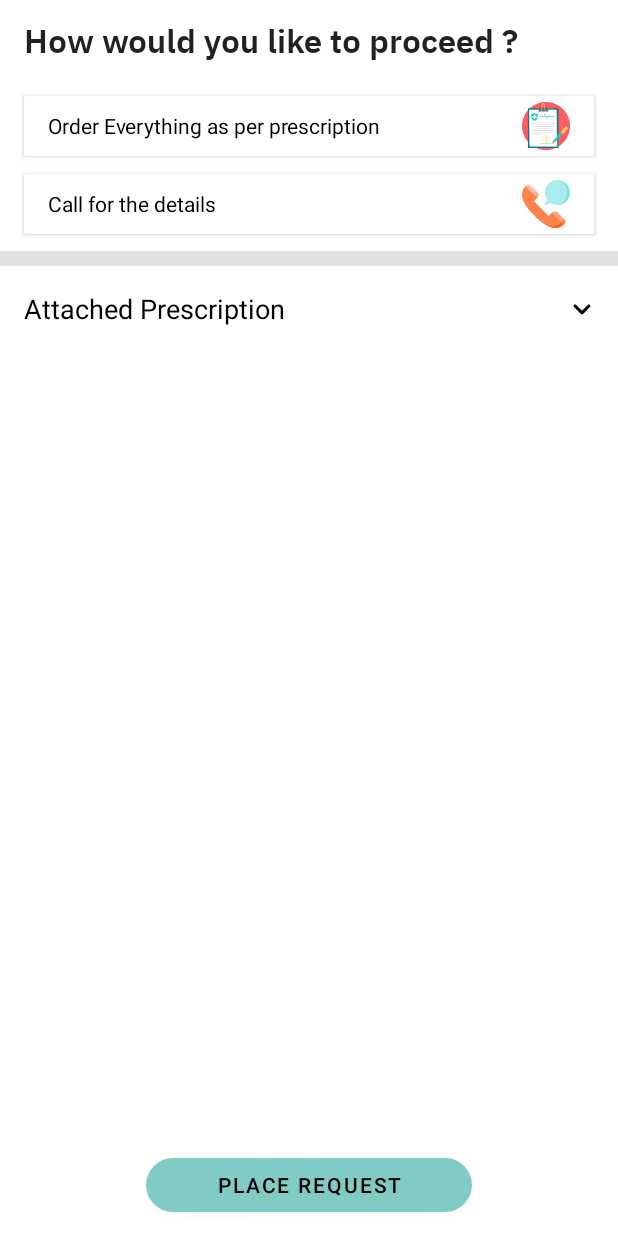
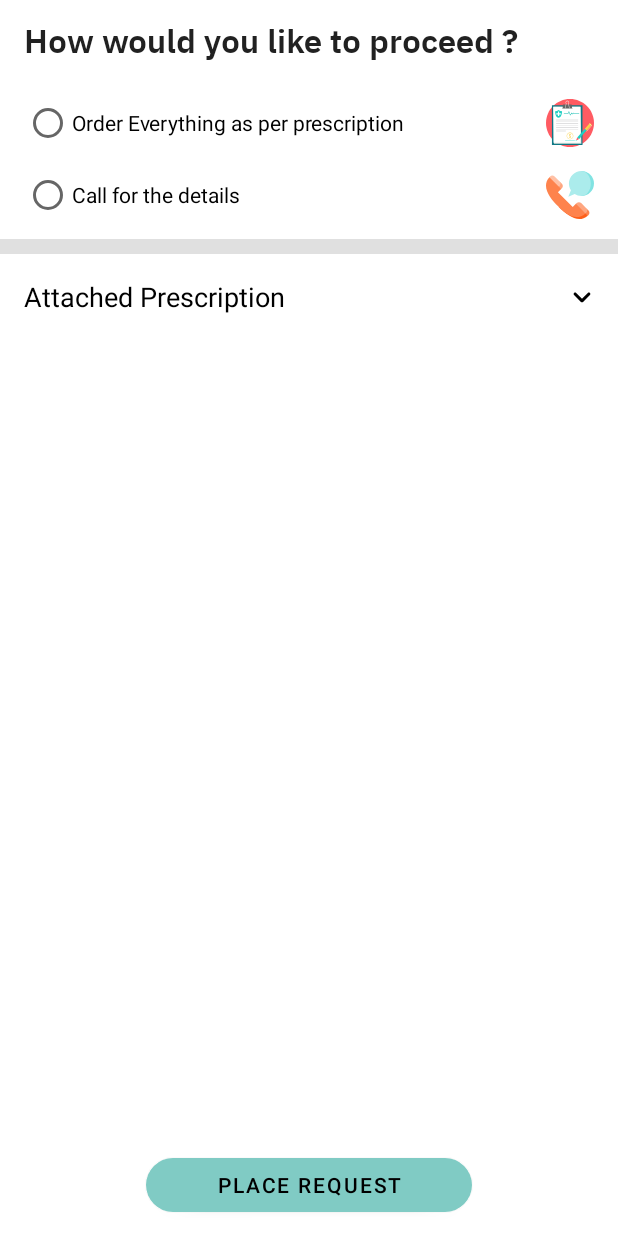
Before and after one commit to Gyan-Ratan/Apni-Care, an Android app: the sprescription screen opened directly, with no data from a screen before it, on a phone screen of 412 x 824 dp. Run offline under Robolectric (Android 15) with nearby library versions, the phone set to English and light mode, and no system bars; Roboto replaces fonts that are not available here.

Commit message:
order prescription added

```diff
--- a/app/src/main/java/com/example/apnicare/Upload_Prescription/sprescription.java
+++ b/app/src/main/java/com/example/apnicare/Upload_Prescription/sprescription.java
@@ -1,5 +1,6 @@
 package com.example.apnicare.Upload_Prescription;
 
+import android.content.Intent;
 import android.os.Bundle;
 import android.transition.AutoTransition;
 import android.transition.TransitionManager;
@@ -10,13 +11,16 @@ import androidx.appcompat.app.AppCompatActivity;
 import androidx.cardview.widget.CardView;
 import androidx.constraintlayout.widget.ConstraintLayout;
 
+import com.example.apnicare.Confirm_Order_Activity;
+import com.example.apnicare.MainActivity;
 import com.example.apnicare.R;
+import com.example.apnicare.YourOrders.YourOrderConfirmedActivity;
 import com.google.android.material.floatingactionbutton.FloatingActionButton;
 
 public class sprescription extends AppCompatActivity {
 
     ConstraintLayout layout;
-    Button arrowBtn;
+    Button arrowBtn,proceed;
     FloatingActionButton btn;
     CardView expandableView;
 
@@ -27,6 +31,7 @@ public class sprescription extends AppCompatActivity {
         expandableView = findViewById(R.id.attachView);
         arrowBtn = findViewById(R.id.attach);
         layout = findViewById(R.id.ConstraintLayout);
+        proceed=findViewById(R.id.materialButton);
         btn=findViewById(R.id.floatingActionButton);
         arrowBtn.setOnClickListener(new View.OnClickListener() {
             @Override
@@ -35,6 +40,7 @@ public class sprescription extends AppCompatActivity {
                     TransitionManager.beginDelayedTransition(layout, new AutoTransition());
                     expandableView.setVisibility(View.VISIBLE);
                     btn.setImageResource(R.drawable.arrow_down);
+
                 } else {
                     TransitionManager.beginDelayedTransition(layout, new AutoTransition());
                     expandableView.setVisibility(View.GONE);
@@ -42,6 +48,10 @@ public class sprescription extends AppCompatActivity {
                 }
             }
         });
+        proceed.setOnClickListener(view -> {
+            Intent intent = new Intent(sprescription.this, YourOrderConfirmedActivity.class);
+            startActivity(intent);
+        });
 
     }
 }
--- a/app/src/main/res/layout/orderprescription.xml
+++ b/app/src/main/res/layout/orderprescription.xml
@@ -85,8 +85,11 @@
             android:textAlignment="textStart"
             android:textAllCaps="false"
             android:textAppearance="@android:style/TextAppearance.DeviceDefault.Large" />
+        <RadioGroup
+            android:layout_width="match_parent"
+            android:layout_height="wrap_content">
 
-        <com.google.android.material.button.MaterialButton
+        <androidx.appcompat.widget.AppCompatRadioButton
             android:id="@+id/button"
             android:layout_width="match_parent"
             android:layout_height="wrap_content"
@@ -102,7 +105,7 @@
             android:textColor="@android:color/black"
             app:cornerRadius="2dp" />
 
-        <com.google.android.material.button.MaterialButton
+        <androidx.appcompat.widget.AppCompatRadioButton
             android:id="@+id/button2"
             android:layout_width="match_parent"
             android:layout_height="wrap_content"
@@ -116,6 +119,7 @@
             android:textAppearance="@style/TextAppearance.AppCompat.Small"
             android:textColor="@android:color/black"
             app:cornerRadius="2dp" />
+        </RadioGroup>
 
     </LinearLayout>
 
@@ -183,8 +187,8 @@
 
             <ImageView
                 android:id="@+id/imageView"
-                android:layout_width="wrap_content"
-                android:layout_height="wrap_content"
+                android:layout_width="100dp"
+                android:layout_height="100dp"
                 app:srcCompat="@drawable/validate_rx" />
 
         </androidx.cardview.widget.CardView>
```
Also changed, not shown: app/src/main/java/com/example/apnicare/Upload_Prescription/prescription_cam.java (+11 -1 lines), app/src/main/res/layout/activity_prescription_cam.xml (+22 -9 lines).
